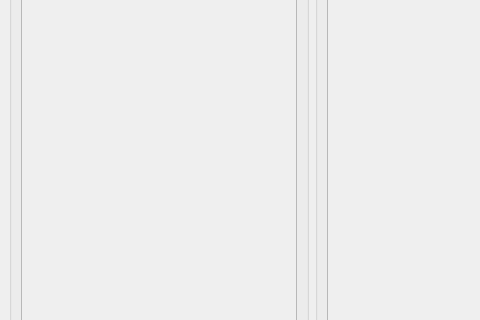
Above: gui_prototypes/Dennis/new/MainWindow.ui from 05dirnbe/nefi before the change; both pictures show x 0 to 480 and y 208 to 528 of the 1220 by 720 pixel window. Below: the same form after it.
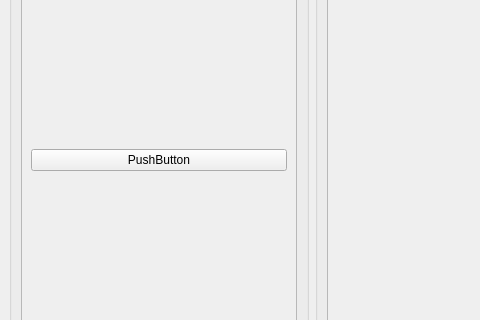
That is the form after the change.

```diff
--- a/gui_prototypes/Dennis/new/MainWindow.ui
+++ b/gui_prototypes/Dennis/new/MainWindow.ui
@@ -51,7 +51,15 @@
             </property>
             <layout class="QVBoxLayout" name="verticalLayout_9">
              <item>
-              <layout class="QVBoxLayout" name="intermediate_results"/>
+              <layout class="QVBoxLayout" name="intermediate_results">
+               <item>
+                <widget class="QPushButton" name="pushButton">
+                 <property name="text">
+                  <string>PushButton</string>
+                 </property>
+                </widget>
+               </item>
+              </layout>
              </item>
             </layout>
            </widget>
```
Left out of the diff: 7 changed lines with no effect on the pictures.
